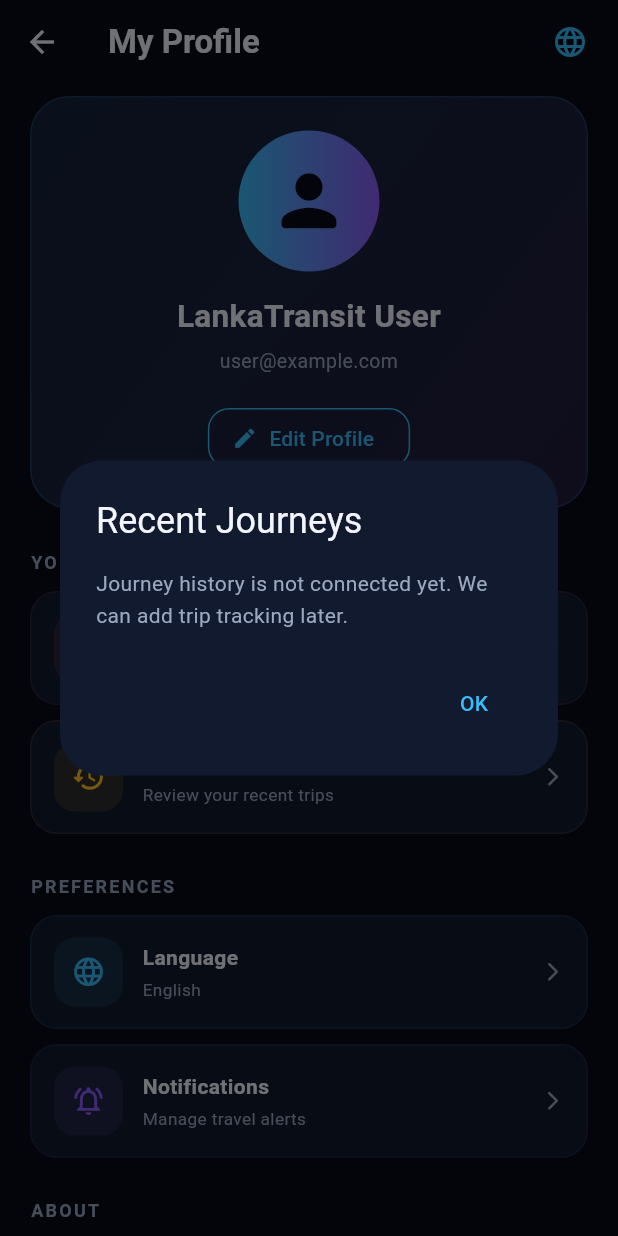
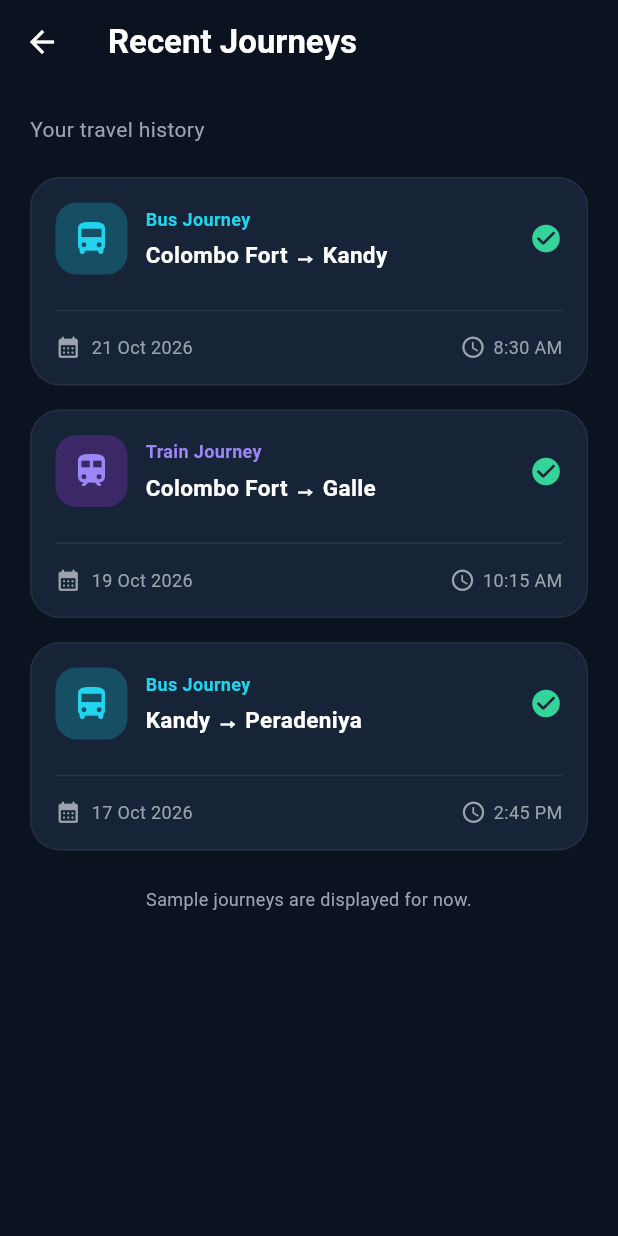
Before and after one commit to Ishen066/LankaTransit, a Flutter app: the ProfileScreen screen opened directly, after a tap on "Recent Journeys", on a phone screen of 412 x 824 dp. Run offline on Flutter 3.47's test engine with Material 3 defaults, Android fonts, the phone set to English and light mode, and no system bars; our stand-ins replace flutter_map, geolocator, latlong2, shared_preferences; accounts and stored records are empty; Roboto replaces fonts that are missing (Arial).

Commit message:
Add recent journeys screen

```diff
--- a/lib/profile_screen.dart
+++ b/lib/profile_screen.dart
@@ -2,6 +2,7 @@ import 'package:flutter/material.dart';
 
 import 'app_locale.dart';
 import 'favourite_routes_screen.dart';
+import 'recent_journeys_screen.dart';
 
 const Color _bg = Color(0xFF070B18);
 const Color _panel = Color(0xFF111A2E);
@@ -216,15 +217,32 @@ class _ProfileScreenState extends State<ProfileScreen> {
     );
   }
 
+  // Open the Recent Journeys screen.
+  void _openRecentJourneys() {
+    Navigator.push(
+      context,
+      MaterialPageRoute(builder: (context) => const RecentJourneysScreen()),
+    );
+  }
+
+  // Open the Favourite Routes screen.
+  void _openFavouriteRoutes() {
+    Navigator.push(
+      context,
+      MaterialPageRoute(builder: (context) => const FavouriteRoutesScreen()),
+    );
+  }
+
   @override
   Widget build(BuildContext context) {
     return Scaffold(
       backgroundColor: _bg,
       appBar: AppBar(
         backgroundColor: _bg,
+        foregroundColor: _text,
         title: const Text(
           'My Profile',
-          style: TextStyle(color: _text, fontWeight: FontWeight.bold),
+          style: TextStyle(fontWeight: FontWeight.bold),
         ),
         actions: [
           IconButton(
@@ -309,28 +327,18 @@ class _ProfileScreenState extends State<ProfileScreen> {
               iconColor: const Color(0xFFFB7185),
               title: 'Favourite Routes',
               subtitle: 'Your saved bus and train routes',
-              onTap: () {
-                Navigator.push(
-                  context,
-                  MaterialPageRoute(
-                    builder: (_) => const FavouriteRoutesScreen(),
-                  ),
-                );
-              },
+              onTap: _openFavouriteRoutes,
             ),
 
             const SizedBox(height: 10),
 
+            // RECENT JOURNEYS NAVIGATION
             _ProfileTile(
               icon: Icons.history_rounded,
               iconColor: const Color(0xFFFBBF24),
               title: 'Recent Journeys',
               subtitle: 'Review your recent trips',
-              onTap: () => _showInfo(
-                'Recent Journeys',
-                'Journey history is not connected yet. '
-                    'We can add trip tracking later.',
-              ),
+              onTap: _openRecentJourneys,
             ),
 
             const SizedBox(height: 26),
--- /dev/null
+++ b/lib/recent_journeys_screen.dart
@@ -0,0 +1,169 @@
+import 'package:flutter/material.dart';
+
+class RecentJourneysScreen extends StatelessWidget {
+  const RecentJourneysScreen({super.key});
+
+  static const Color bg = Color(0xFF0B1220);
+  static const Color panel = Color(0xFF172337);
+  static const Color cyan = Color(0xFF22D3EE);
+  static const Color purple = Color(0xFF9B87F5);
+  static const Color muted = Color(0xFF9CA3AF);
+
+  @override
+  Widget build(BuildContext context) {
+    return Scaffold(
+      backgroundColor: bg,
+      appBar: AppBar(
+        backgroundColor: bg,
+        foregroundColor: Colors.white,
+        elevation: 0,
+        title: const Text(
+          'Recent Journeys',
+          style: TextStyle(fontWeight: FontWeight.bold),
+        ),
+      ),
+      body: ListView(
+        padding: const EdgeInsets.all(20),
+        children: [
+          const Text(
+            'Your travel history',
+            style: TextStyle(color: muted, fontSize: 14),
+          ),
+          const SizedBox(height: 22),
+
+          _journeyCard(
+            icon: Icons.directions_bus_rounded,
+            iconColor: cyan,
+            iconBg: const Color(0xFF164E63),
+            from: 'Colombo Fort',
+            to: 'Kandy',
+            type: 'Bus Journey',
+            date: '21 Oct 2026',
+            time: '8:30 AM',
+          ),
+
+          const SizedBox(height: 16),
+
+          _journeyCard(
+            icon: Icons.train_rounded,
+            iconColor: purple,
+            iconBg: const Color(0xFF3B2866),
+            from: 'Colombo Fort',
+            to: 'Galle',
+            type: 'Train Journey',
+            date: '19 Oct 2026',
+            time: '10:15 AM',
+          ),
+
+          const SizedBox(height: 16),
+
+          _journeyCard(
+            icon: Icons.directions_bus_rounded,
+            iconColor: cyan,
+            iconBg: const Color(0xFF164E63),
+            from: 'Kandy',
+            to: 'Peradeniya',
+            type: 'Bus Journey',
+            date: '17 Oct 2026',
+            time: '2:45 PM',
+          ),
+
+          const SizedBox(height: 24),
+
+          const Center(
+            child: Text(
+              'Sample journeys are displayed for now.',
+              textAlign: TextAlign.center,
+              style: TextStyle(color: muted, fontSize: 12),
+            ),
+          ),
+        ],
+      ),
+    );
+  }
+
+  static Widget _journeyCard({
+    required IconData icon,
+    required Color iconColor,
+    required Color iconBg,
+    required String from,
+    required String to,
+    required String type,
+    required String date,
+    required String time,
+  }) {
+    return Container(
+      padding: const EdgeInsets.all(16),
+      decoration: BoxDecoration(
+        color: panel,
+        borderRadius: BorderRadius.circular(20),
+        border: Border.all(color: Colors.white.withValues(alpha: 0.06)),
+      ),
+      child: Column(
+        children: [
+          Row(
+            children: [
+              Container(
+                width: 48,
+                height: 48,
+                decoration: BoxDecoration(
+                  color: iconBg,
+                  borderRadius: BorderRadius.circular(14),
+                ),
+                child: Icon(icon, color: iconColor, size: 27),
+              ),
+              const SizedBox(width: 12),
+              Expanded(
+                child: Column(
+                  crossAxisAlignment: CrossAxisAlignment.start,
+                  children: [
+                    Text(
+                      type,
+                      style: TextStyle(
+                        color: iconColor,
+                        fontSize: 12,
+                        fontWeight: FontWeight.w600,
+                      ),
+                    ),
+                    const SizedBox(height: 4),
+                    Text(
+                      '$from → $to',
+                      style: const TextStyle(
+                        color: Colors.white,
+                        fontSize: 15,
+                        fontWeight: FontWeight.bold,
+                      ),
+                    ),
+                  ],
+                ),
+              ),
+              const Icon(
+                Icons.check_circle_rounded,
+                color: Color(0xFF34D399),
+                size: 22,
+              ),
+            ],
+          ),
+          const SizedBox(height: 16),
+          Divider(color: Colors.white.withValues(alpha: 0.08)),
+          const SizedBox(height: 8),
+          Row(
+            children: [
+              const Icon(Icons.calendar_month_rounded, color: muted, size: 17),
+              const SizedBox(width: 7),
+              Expanded(
+                child: Text(
+                  date,
+                  style: const TextStyle(color: muted, fontSize: 12),
+                ),
+              ),
+              const Icon(Icons.access_time_rounded, color: muted, size: 17),
+              const SizedBox(width: 5),
+              Text(time, style: const TextStyle(color: muted, fontSize: 12)),
+            ],
+          ),
+        ],
+      ),
+    );
+  }
+}
```
